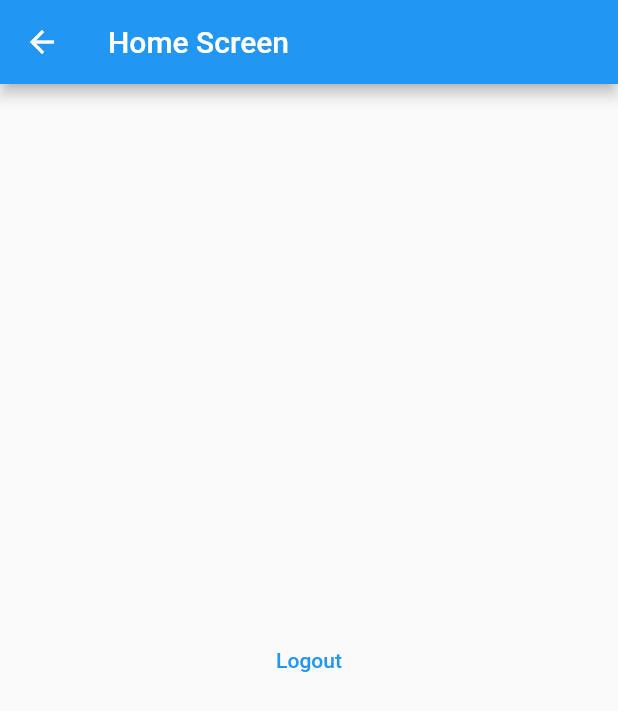
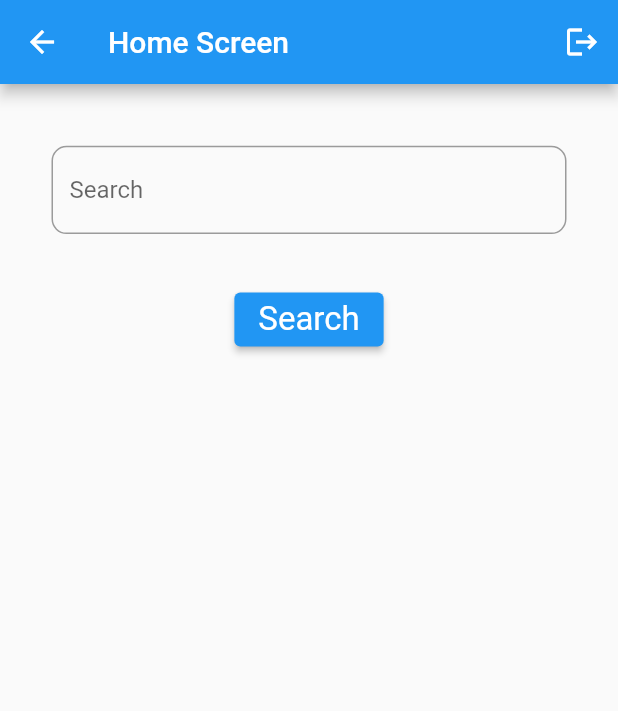
Before and after one commit to Chaitanya21-bit/flutter_chat_app, a Flutter app: the HomeScreen screen opened directly, on a phone screen of 412 x 824 dp. Shown: the top 711 px of the screen. Run offline on Flutter 3.47's test engine with Material 2 defaults, Android fonts, the phone set to English and light mode, and no system bars; our stand-ins replace cloud_firestore, firebase_auth, firebase_core, firebase_database; accounts and stored records are empty.

Commit message:
done with searching

```diff
--- a/lib/methods/authenticate.dart
+++ b/lib/methods/authenticate.dart
@@ -8,10 +8,9 @@ class Authenticate extends StatelessWidget {
   final FirebaseAuth auth = FirebaseAuth.instance;
   @override
   Widget build(BuildContext context) {
-    if(auth.currentUser != null){
+    if (auth.currentUser != null) {
       return HomeScreen();
-    }
-    else{
+    } else {
       return LoginScreen();
     }
   }
--- a/lib/screens/home_screen.dart
+++ b/lib/screens/home_screen.dart
@@ -1,3 +1,4 @@
+import 'package:cloud_firestore/cloud_firestore.dart';
 import 'package:flutter/material.dart';
 import 'package:flutter_chat_app/methods/method.dart';
 
@@ -9,19 +10,91 @@ class HomeScreen extends StatefulWidget {
 }
 
 class _HomeScreenState extends State<HomeScreen> {
+  Map<String?, dynamic>? userMap;
+  final TextEditingController search = TextEditingController();
+
   @override
   Widget build(BuildContext context) {
+
+    final size = MediaQuery.of(context).size;
+
+
+    void onSearch() async {
+      FirebaseFirestore firestore = FirebaseFirestore.instance;
+      await firestore
+          .collection('users')
+          .where("email", isEqualTo: search.text)
+          .get()
+          .then((value) {
+        setState(() {
+          userMap = value.docs[0].data();
+        });
+        print(userMap);
+      });
+    }
+
     return Scaffold(
       appBar: AppBar(
         title: const Text("Home Screen"),
+        actions: [
+          IconButton(
+              onPressed: () => logOut(context), icon: const Icon(Icons.logout))
+        ],
       ),
-      body: Center(
-        child: TextButton(
-          onPressed: () {
-            logOut(context);
-          },
-          child: const Text("Logout"),
-        ),
+      body: Column(
+        children: [
+          SizedBox(
+            height: size.height / 20,
+          ),
+          Container(
+            height: size.height / 14,
+            width: size.width,
+            alignment: Alignment.center,
+            child: Container(
+              height: size.height / 14,
+              width: size.width / 1.2,
+              child: TextField(
+                controller: search,
+                decoration: InputDecoration(
+                    hintText: "Search",
+                    border: OutlineInputBorder(
+                        borderRadius: BorderRadius.circular(10))),
+              ),
+            ),
+          ),
+          SizedBox(
+            height: size.height / 30,
+          ),
+          Container(
+            height: size.height / 14,
+            width: size.width / 3,
+            alignment: Alignment.center,
+            child: ElevatedButton(
+              onPressed: onSearch,
+              child: const Text(
+                "Search",
+                style: TextStyle(
+                  fontWeight: FontWeight.normal,
+                  fontSize: 22,
+                ),
+              ),
+            ),
+          ),
+          SizedBox(
+            height: size.height / 30,
+          ),
+          Container(
+            child: userMap != null
+                ? ListTile(
+                    onTap: () {},
+                    leading: const Icon(Icons.account_box, color: Colors.black),
+                    title: Text(userMap!['name']),
+                    subtitle: Text(userMap!['email']),
+                    trailing: const Icon(Icons.chat, color: Colors.black),
+                  )
+                : Container(),
+          ),
+        ],
       ),
     );
   }
--- a/pubspec.yaml
+++ b/pubspec.yaml
@@ -39,6 +39,7 @@ dependencies:
   firebase_core: ^1.22.0
   firebase_auth: ^3.9.0
   firebase_database: ^9.1.4
+  cloud_firestore: ^3.5.1
 
 dev_dependencies:
   flutter_test:
```
Also changed, not shown: lib/methods/method.dart (+41 -38 lines), lib/screens/login_screen.dart (+7 -6 lines), lib/screens/signup_screen.dart (+6 -8 lines), pubspec.lock.
